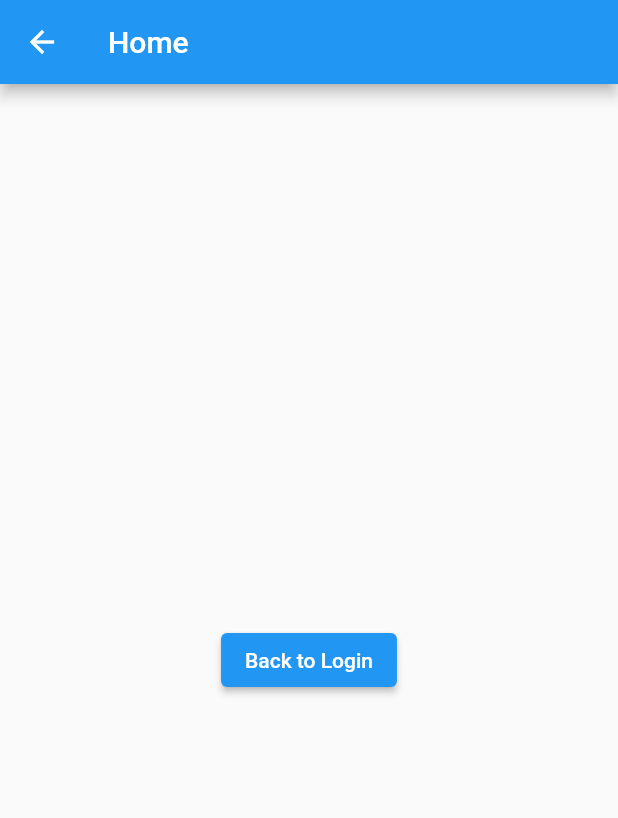
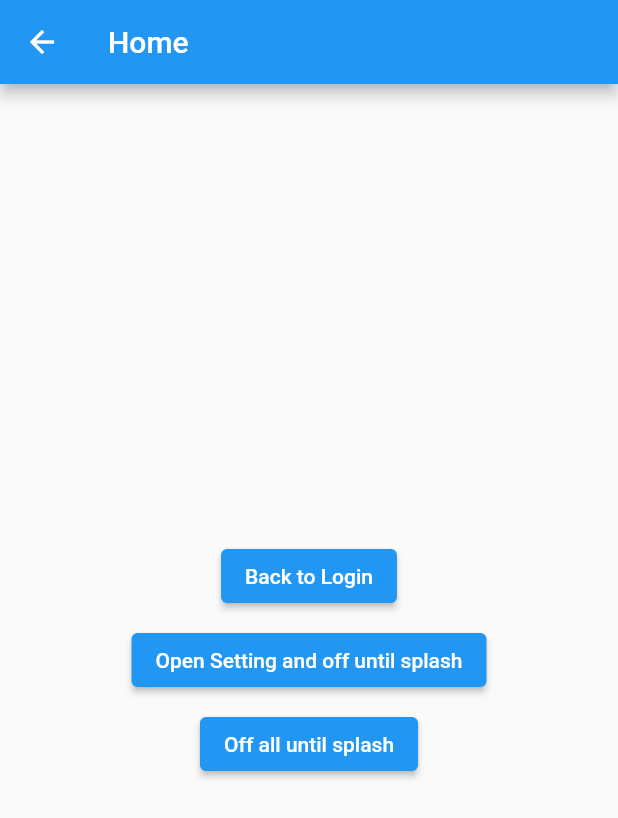
Before and after one commit to rossnguyen/flutter-getx, a Flutter app: the HomeView screen opened by its route, on a phone screen of 412 x 824 dp. Shown: the top 818 px of the screen. Run offline on Flutter 3.47's test engine with Material 2 defaults, Android fonts, the phone set to English and light mode, and no system bars; our stand-ins replace get.

Commit message:
get off, offUntil

```diff
--- a/lib/pages/home/home_view.dart
+++ b/lib/pages/home/home_view.dart
@@ -1,6 +1,8 @@
 import 'package:flutter/material.dart';
 import 'package:get/get.dart';
 import 'package:getx_demo/pages/splash/splash_view.dart';
+
+import '../../routes/app_pages.dart';
 
 class HomeView extends StatelessWidget {
   const HomeView({Key? key}) : super(key: key);
@@ -10,12 +12,32 @@ class HomeView extends StatelessWidget {
     return Scaffold(
         appBar: AppBar(title: const Text('Home')),
         body: Center(
-          child: ElevatedButton(
-            onPressed: () {
-              // Navigator.pop(context);
-              Get.back();
-            },
-            child: const Text('Back to Login'),
+          child: Column(
+            mainAxisSize: MainAxisSize.min,
+            children: [
+              ElevatedButton(
+                onPressed: () {
+                  // Navigator.pop(context);
+                  Get.back();
+                },
+                child: const Text('Back to Login'),
+              ),
+              const SizedBox(height: 8,),
+              ElevatedButton(
+                onPressed: () {
+                  Get.offNamedUntil(Routes.SETTING, ModalRoute.withName(Routes.SPLASH));
+                },
+                child: const Text('Open Setting and off until splash'),
+              ),
+              const SizedBox(height: 8,),
+              ElevatedButton(
+                onPressed: () {
+                  // Get.until((route) => Get.currentRoute == Routes.SPLASH);
+                  Get.until(ModalRoute.withName(Routes.SPLASH));
+                },
+                child: const Text('Off all until splash'),
+              ),
+            ],
           ),
         ));
   }
--- a/lib/routes/app_pages.dart
+++ b/lib/routes/app_pages.dart
@@ -1,6 +1,7 @@
 import 'package:get/get.dart';
 import 'package:getx_demo/pages/login/login_view.dart';
 import 'package:getx_demo/pages/home/home_view.dart';
+import 'package:getx_demo/pages/setting/setting_view.dart';
 import 'package:getx_demo/pages/splash/splash_view.dart';
 
 part 'app_routes.dart';
@@ -26,5 +27,10 @@ class AppPages {
       page: () => const HomeView(),
       // binding: SplashBinding(),
     ),
+    GetPage(
+      name: _Paths.SETTING,
+      page: () => const SettingView(),
+      // binding: SplashBinding(),
+    ),
   ];
 }
--- a/lib/routes/app_routes.dart
+++ b/lib/routes/app_routes.dart
@@ -6,6 +6,7 @@ abstract class Routes {
   static const SPLASH = _Paths.SPLASH;
   static const LOGIN = _Paths.LOGIN;
   static const HOME = _Paths.HOME;
+  static const SETTING = _Paths.SETTING;
 }
 
 abstract class _Paths {
@@ -13,4 +14,5 @@ abstract class _Paths {
   static const SPLASH = '/splash';
   static const LOGIN = '/login';
   static const HOME = '/home';
+  static const SETTING = '/setting';
 }
```
Also changed, not shown: lib/pages/login/login_view.dart (+14 -0 lines), lib/pages/setting/setting_view.dart (added, +29 -0 lines), lib/pages/splash/splash_view.dart (+13 -1 lines).
